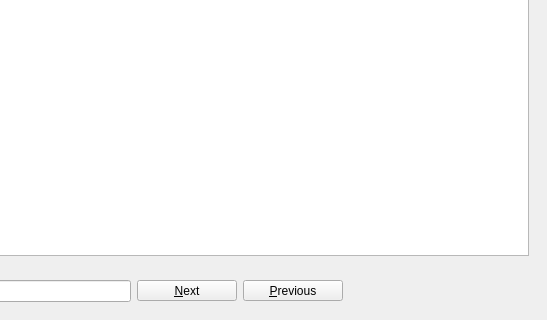
Before: the Qt Designer form UI/glitch-documentation.ui in textbrowser/glitch, drawn with Qt 5; both pictures show x 103 to 650 and y 330 to 650 of the 650 by 650 pixel window.
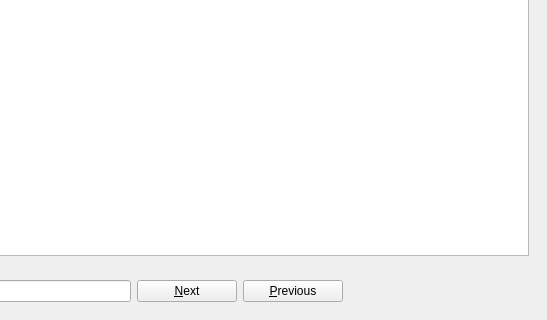
After: the same form once the commit is applied. Icons and pictures are not drawn.

```diff
--- a/UI/glitch-documentation.ui
+++ b/UI/glitch-documentation.ui
@@ -61,7 +61,7 @@
         </widget>
        </item>
        <item>
-        <widget class="QToolButton" name="next">
+        <widget class="QPushButton" name="next">
          <property name="minimumSize">
           <size>
            <width>100</width>
@@ -71,13 +71,10 @@
          <property name="text">
           <string>&amp;Next</string>
          </property>
-         <property name="toolButtonStyle">
-          <enum>Qt::ToolButtonTextBesideIcon</enum>
-         </property>
         </widget>
        </item>
        <item>
-        <widget class="QToolButton" name="previous">
+        <widget class="QPushButton" name="previous">
          <property name="minimumSize">
           <size>
            <width>100</width>
@@ -87,9 +84,6 @@
          <property name="text">
           <string>&amp;Previous</string>
          </property>
-         <property name="toolButtonStyle">
-          <enum>Qt::ToolButtonTextBesideIcon</enum>
-         </property>
         </widget>
        </item>
        <item>
```
Left out of the diff: 2 changed lines with no effect on the pictures.
